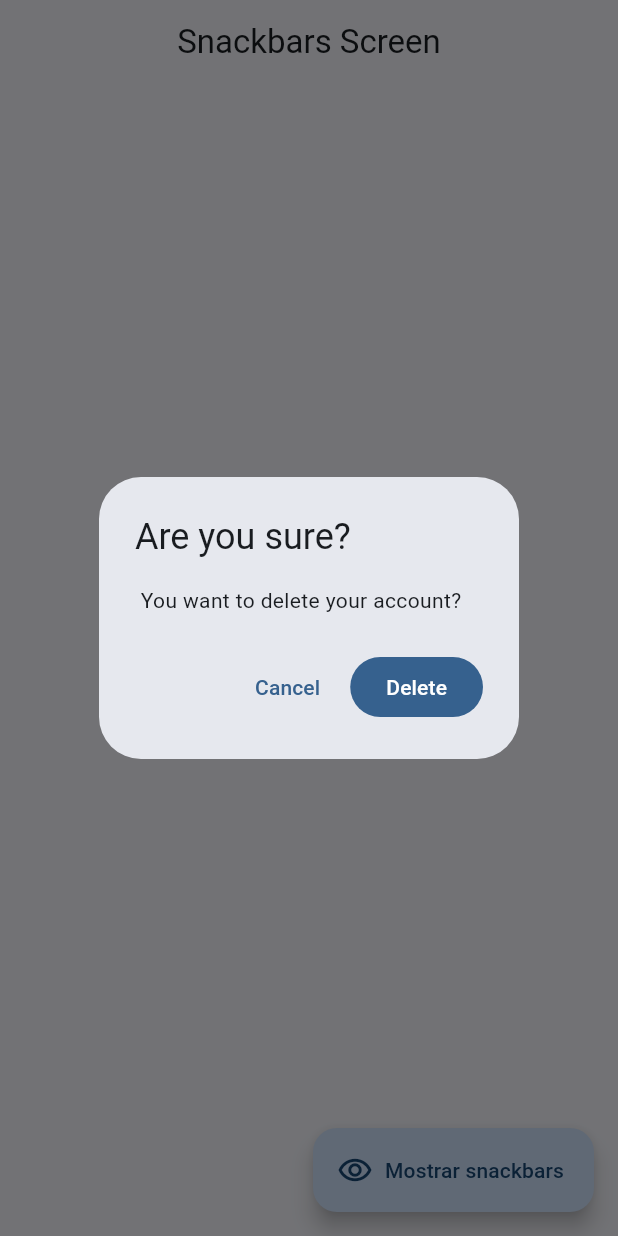
After one commit to JesusxAguirre/Curso-flutter, a Flutter app: the SnackbarScreen screen opened by its route, after a tap on "Show dialog", on a phone screen of 412 x 824 dp. The commit adds this screen. Run offline on Flutter 3.47's test engine with Material 3 defaults, Android fonts, the phone set to English and light mode, and no system bars; our stand-ins replace dio, go_router.

Commit message:
add skacbar license and snackbar alert dialog

```diff
--- a/widget_app/lib/config/router/app_router.dart
+++ b/widget_app/lib/config/router/app_router.dart
@@ -8,5 +8,7 @@ final appRouter = GoRouter(
     GoRoute(path: '/', builder: (context, state) => HomeScreen()),
     GoRoute(path: '/buttons', builder: (context, state) => ButtonsScreen()),
     GoRoute(path: '/cards', builder: (context, state) => CardsScreen()),
+    GoRoute(path: '/progress', builder: (context, state) => ProgressScreen()),
+    GoRoute(path: '/snackbar', builder: (context, state) => SnackbarScreen()),
   ],
 );
--- a/widget_app/lib/representation/screens/screens.dart
+++ b/widget_app/lib/representation/screens/screens.dart
@@ -1,3 +1,9 @@
+export 'package:widget_app/representation/screens/animated/animated_screen.dart';
+export 'package:widget_app/representation/screens/app_tutorial/app_tutorial_screen.dart';
 export 'package:widget_app/representation/screens/buttons/buttons_screen.dart';
 export 'package:widget_app/representation/screens/cards/cards_screen.dart';
 export 'package:widget_app/representation/screens/home/home_screen.dart';
+export 'package:widget_app/representation/screens/infinite_scroll/infinite_scroll_screen.dart';
+export 'package:widget_app/representation/screens/progress/progress_screen.dart';
+export 'package:widget_app/representation/screens/snackbar/snackbar_screen.dart';
+export 'package:widget_app/representation/ui_controls/ui_controls_screen.dart';
--- /dev/null
+++ b/widget_app/lib/representation/screens/snackbar/snackbar_screen.dart
@@ -0,0 +1,81 @@
+import 'package:flutter/material.dart';
+import 'package:go_router/go_router.dart';
+
+class SnackbarScreen extends StatelessWidget {
+  const SnackbarScreen({super.key});
+
+  void showCustomSnackBar(BuildContext context) {
+    ScaffoldMessenger.of(context).clearSnackBars();
+
+    final snackbar = SnackBar(content: Text('hellow world'));
+
+    ScaffoldMessenger.of(context).showSnackBar(snackbar);
+  }
+
+  @override
+  Widget build(BuildContext context) {
+    return Scaffold(
+      appBar: AppBar(title: Text('Snackbars Screen')),
+      body: _SnackbarView(),
+      floatingActionButton: FloatingActionButton.extended(
+        onPressed: () => showCustomSnackBar(context),
+        label: Text('Mostrar snackbars'),
+        icon: Icon(Icons.remove_red_eye_outlined),
+      ),
+    );
+  }
+}
+
+class _SnackbarView extends StatelessWidget {
+  const _SnackbarView();
+
+  void openDialog(BuildContext context) {
+    showDialog(
+      barrierDismissible: false,
+      context: context,
+      builder:
+          (context) => AlertDialog(
+            title: const Text('Are you sure?'),
+            content: const Text(' You want to delete your account?'),
+            actions: [
+              TextButton(
+                onPressed: () => context.pop(),
+                child: const Text('Cancel'),
+              ),
+              FilledButton(
+                onPressed: () => context.pop(true),
+                child: const Text('Delete'),
+              ),
+            ],
+          ),
+    );
+  }
+
+  @override
+  Widget build(BuildContext context) {
+    return Center(
+      child: Column(
+        mainAxisAlignment: MainAxisAlignment.center,
+        children: [
+          FilledButton.tonal(
+            onPressed: () {
+              showAboutDialog(
+                context: context,
+                children: [
+                  const Text(
+                    'It is a long established fact that a reader will be distracted by the readable content of a page when looking at its layout. The point of using Lorem Ipsum is that it has a more-or-less normal distribution of letters, as opposed to using Content here, content here, making it look like readable English. Many desktop publishing packages and web page editors now use Lorem Ipsum as their default model text, and a search for lorem ipsum will uncover many web sites still in their infancy. Various versions have evolved over the years, sometimes by accident, sometimes on purpose (injected humour and the like).',
+                  ),
+                ],
+              );
+            },
+            child: Text('License used'),
+          ),
+          FilledButton.tonal(
+            onPressed: () => openDialog(context),
+            child: Text('Show dialog'),
+          ),
+        ],
+      ),
+    );
+  }
+}
```
Also changed, not shown: widget_app/lib/config/menu/menu_items.dart (+12 -0 lines), widget_app/lib/representation/screens/animated/animated_screen.dart (added, +10 -0 lines), widget_app/lib/representation/screens/app_tutorial/app_tutorial_screen.dart (added, +10 -0 lines), widget_app/lib/representation/screens/cards/cards_screen.dart (+132 -6 lines), widget_app/lib/representation/screens/infinite_scroll/infinite_scroll_screen.dart (added, +10 -0 lines), widget_app/lib/representation/screens/progress/progress_screen.dart (added, +74 -0 lines), widget_app/lib/representation/ui_controls/ui_controls_screen.dart (added, +10 -0 lines), 1 other file.
